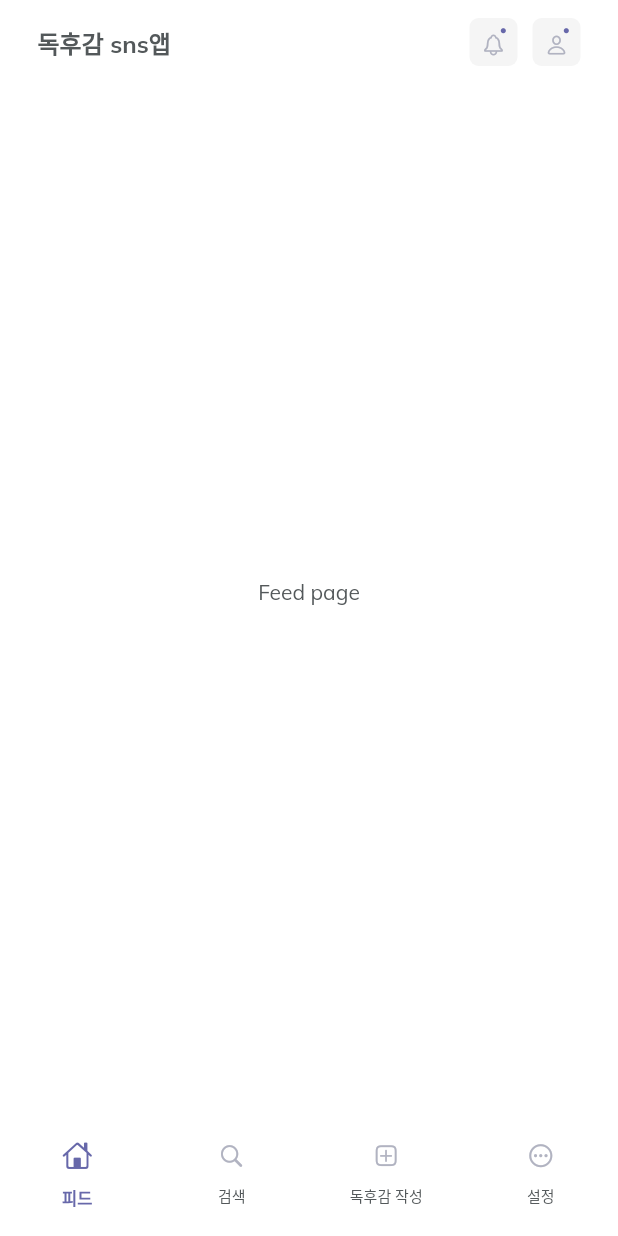
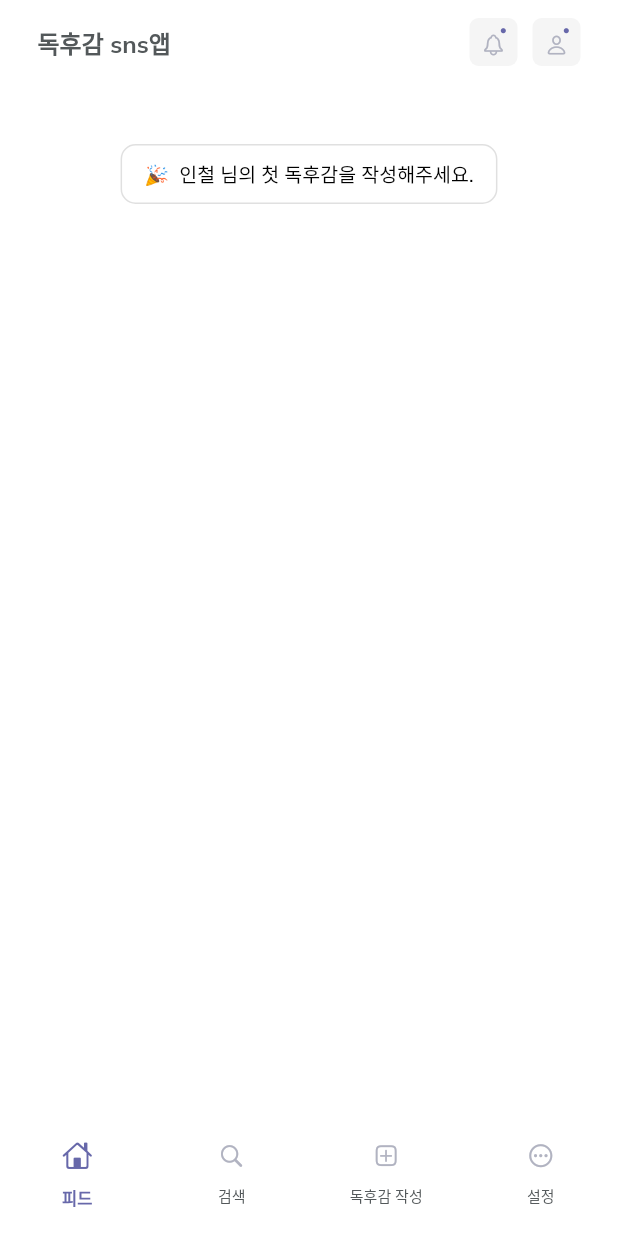
Before and after one commit to book-report-project/book-report-project, a Flutter app: the screen it shows after launch, on a phone screen of 412 x 824 dp. Run offline on Flutter 3.47's test engine with Material 2 defaults, Android fonts, the phone set to English and light mode, and no system bars; our stand-ins replace cached_network_image, google_fonts.

Commit message:
:lipstick: 글써달라는 버튼 추가

```diff
--- a/lib/pages/home/feed_page.dart
+++ b/lib/pages/home/feed_page.dart
@@ -1,4 +1,6 @@
 import 'package:flutter/material.dart';
+
+import 'package:book_report_app/style/theme.dart';
 
 class FeedPage extends StatefulWidget {
   const FeedPage({Key? key}) : super(key: key);
@@ -10,6 +12,37 @@ class FeedPage extends StatefulWidget {
 class FeedPageState extends State<FeedPage> {
   @override
   Widget build(BuildContext context) {
-    return const Center(child: Text('Feed page'));
+    return Column(
+      children: [
+        _pleaseWriteBookReport(context),
+      ],
+    );
   }
 }
+
+Widget _pleaseWriteBookReport(BuildContext context) {
+  return Padding(
+    padding: const EdgeInsets.only(left: 20.0, right: 20.0),
+    child: SizedBox(
+        height: 120,
+        width: MediaQuery.of(context).size.width,
+        child: Align(
+          alignment: Alignment.center,
+          child: SizedBox(
+            height: 40,
+            child: OutlinedButton(
+                style: OutlinedButton.styleFrom(
+                  primary: AppColors.secondary,
+                  backgroundColor: Colors.white,
+                  shape: const RoundedRectangleBorder(
+                      borderRadius: BorderRadius.all(Radius.circular(10))),
+                ),
+                onPressed: () {},
+                child: const Text(
+                  "🎉  인철 님의 첫 독후감을 작성해주세요.",
+                  style: TextStyle(color: Colors.black, fontSize: 13.0),
+                )),
+          ),
+        )),
+  );
+}
```
